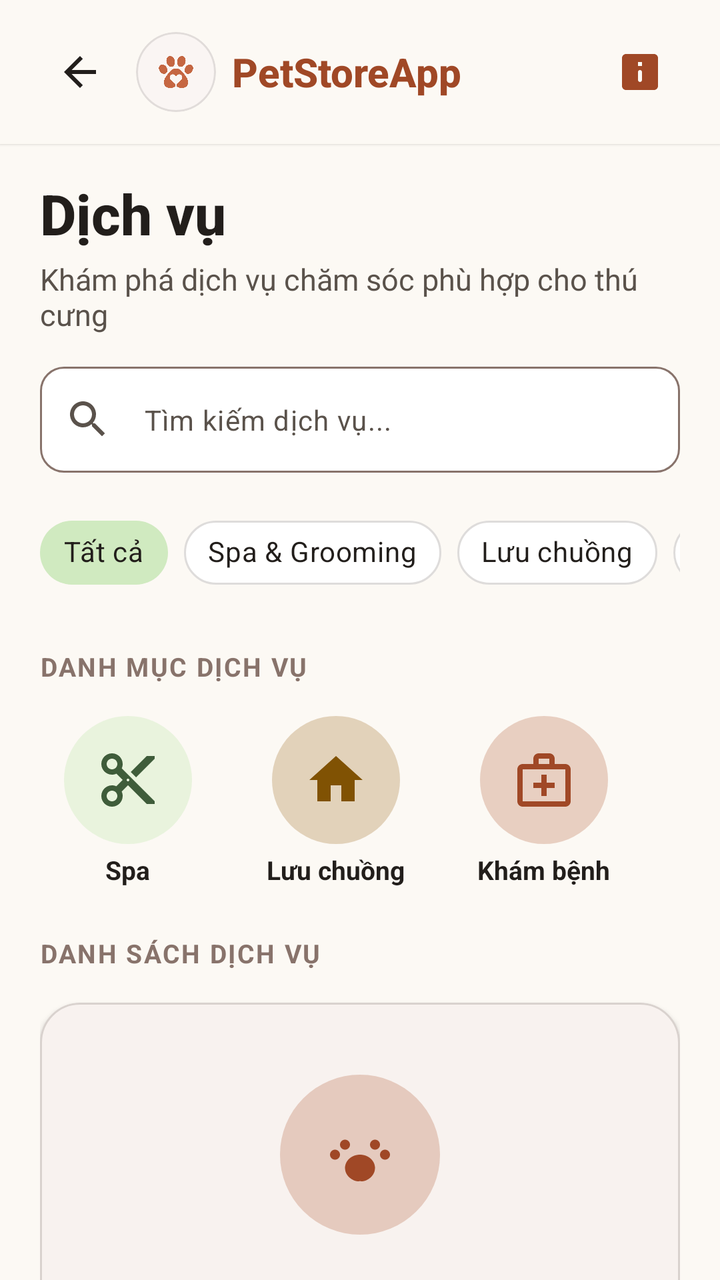
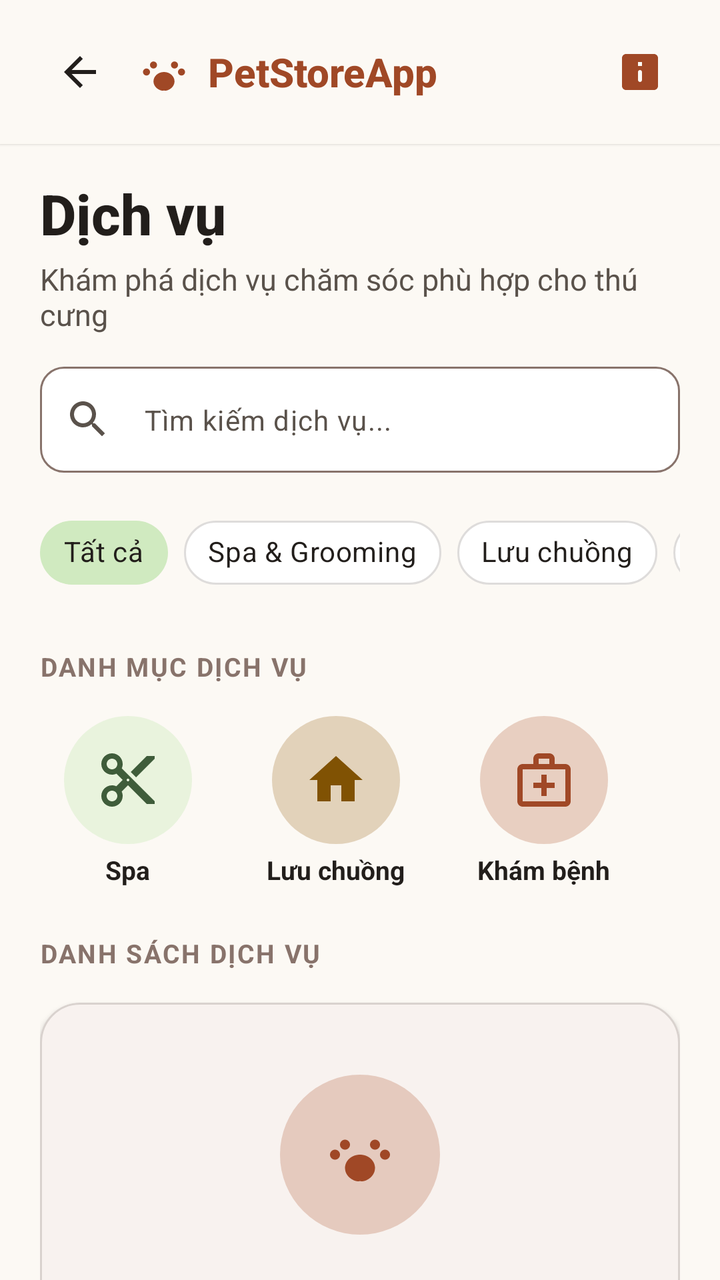

Compare the two renders of this Android layout. The source of the first and the diff that turns it into the second are given below.
<!-- AndroidManifest.xml: application theme Theme.QuanLyThuCung -->
<!-- res/layout/activity_service_discovery.xml -->
<?xml version="1.0" encoding="utf-8"?>
<LinearLayout xmlns:android="http://schemas.android.com/apk/res/android"
    xmlns:app="http://schemas.android.com/apk/res-auto"
    android:layout_width="match_parent"
    android:layout_height="match_parent"
    android:background="@color/color_background"
    android:orientation="vertical">

    
    <LinearLayout
        android:layout_width="match_parent"
        android:layout_height="wrap_content"
        android:background="@color/color_background"
        android:elevation="1dp"
        android:gravity="center_vertical"
        android:orientation="horizontal"
        android:paddingStart="@dimen/screen_padding"
        android:paddingTop="@dimen/spacing_md"
        android:paddingEnd="@dimen/screen_padding"
        android:paddingBottom="@dimen/spacing_md">

        <ImageView
            android:id="@+id/btnBack"
            android:layout_width="40dp"
            android:layout_height="40dp"
            android:layout_marginEnd="@dimen/spacing_sm"
            android:background="?attr/selectableItemBackgroundBorderless"
            android:contentDescription="Quay lại"
            android:padding="8dp"
            android:src="@drawable/ic_arrow_back"
            app:tint="@color/text_primary" />

        <com.google.android.material.card.MaterialCardView
            style="@style/Widget.PetStore.BrandPawContainer"
            android:layout_width="@dimen/brand_paw_container_size_compact"
            android:layout_height="@dimen/brand_paw_container_size_compact"
            android:layout_marginEnd="@dimen/spacing_sm"
            app:cardCornerRadius="20dp">

            <ImageView
                android:layout_width="@dimen/brand_paw_icon_size_compact"
                android:layout_height="@dimen/brand_paw_icon_size_compact"
                android:layout_gravity="center"
                android:contentDescription="@string/app_name"
                android:src="@drawable/petstore_paw_icon" />
        </com.google.android.material.card.MaterialCardView>

        <TextView
            android:layout_width="0dp"
            android:layout_height="wrap_content"
            android:layout_weight="1"
            android:fontFamily="sans-serif-medium"
            android:text="PetStoreApp"
            android:textColor="@color/color_primary"
            android:textSize="20sp"
            android:textStyle="bold" />

        <ImageView
            android:id="@+id/btnNotifications"
            android:layout_width="40dp"
            android:layout_height="40dp"
            android:background="?attr/selectableItemBackgroundBorderless"
            android:contentDescription="Thông báo"
            android:padding="8dp"
            android:src="@drawable/ic_notifications"
            app:tint="@color/color_primary" />
    </LinearLayout>

    <androidx.core.widget.NestedScrollView
        android:layout_width="match_parent"
        android:layout_height="match_parent"
        android:clipToPadding="false"
        android:fillViewport="true">

        <LinearLayout
            android:layout_width="match_parent"
            android:layout_height="wrap_content"
            android:orientation="vertical"
            android:paddingStart="@dimen/screen_padding"
            android:paddingEnd="@dimen/screen_padding"
            android:paddingBottom="@dimen/spacing_xl">

            
            <LinearLayout
                android:layout_width="match_parent"
                android:layout_height="wrap_content"
                android:layout_marginTop="@dimen/spacing_md"
                android:layout_marginBottom="@dimen/spacing_md"
                android:orientation="vertical">

                <TextView
                    android:layout_width="wrap_content"
                    android:layout_height="wrap_content"
                    android:fontFamily="sans-serif-medium"
                    android:text="Dịch vụ"
                    android:textColor="@color/text_primary"
                    android:textSize="28sp"
                    android:textStyle="bold" />

                <TextView
                    android:layout_width="wrap_content"
                    android:layout_height="wrap_content"
                    android:layout_marginTop="4dp"
                    android:text="Khám phá dịch vụ chăm sóc phù hợp cho thú cưng"
                    android:textColor="@color/text_secondary"
                    android:textSize="15sp" />
            </LinearLayout>

            
            <com.google.android.material.textfield.TextInputLayout
                android:id="@+id/tilSearchService"
                style="@style/Widget.PetStore.TextInput"
                android:layout_width="match_parent"
                android:layout_height="wrap_content"
                android:layout_marginBottom="@dimen/spacing_md"
                app:hintEnabled="false"
                app:startIconDrawable="@drawable/ic_search"
                app:startIconTint="@color/text_secondary">

                <com.google.android.material.textfield.TextInputEditText
                    android:id="@+id/etSearchService"
                    android:layout_width="match_parent"
                    android:layout_height="wrap_content"
                    android:hint="Tìm kiếm dịch vụ..."
                    android:imeOptions="actionSearch"
                    android:inputType="text"
                    android:maxLines="1"
                    android:textColor="@color/text_primary"
                    android:textColorHint="@color/text_secondary"
                    android:textSize="14sp" />
            </com.google.android.material.textfield.TextInputLayout>

            
            <HorizontalScrollView
                android:layout_width="match_parent"
                android:layout_height="wrap_content"
                android:layout_marginBottom="@dimen/spacing_lg"
                android:overScrollMode="never"
                android:scrollbars="none">

                <com.google.android.material.chip.ChipGroup
                    android:id="@+id/chipGroupCategories"
                    android:layout_width="wrap_content"
                    android:layout_height="wrap_content"
                    app:selectionRequired="true"
                    app:singleLine="true"
                    app:singleSelection="true">

                    <com.google.android.material.chip.Chip
                        android:id="@+id/chipAll"
                        style="@style/Widget.MaterialComponents.Chip.Choice"
                        android:layout_width="wrap_content"
                        android:layout_height="wrap_content"
                        android:checked="true"
                        android:text="Tất cả"
                        android:textColor="@color/text_primary"
                        app:chipBackgroundColor="@color/color_secondary_container"
                        app:chipCornerRadius="@dimen/radius_chip"
                        app:chipStrokeWidth="0dp" />

                    <com.google.android.material.chip.Chip
                        android:id="@+id/chipSpa"
                        style="@style/Widget.MaterialComponents.Chip.Choice"
                        android:layout_width="wrap_content"
                        android:layout_height="wrap_content"
                        android:text="Spa &amp; Grooming"
                        android:textColor="@color/text_primary"
                        app:chipBackgroundColor="@color/color_surface"
                        app:chipCornerRadius="@dimen/radius_chip"
                        app:chipStrokeColor="@color/border_color"
                        app:chipStrokeWidth="1dp" />

                    <com.google.android.material.chip.Chip
                        android:id="@+id/chipBoarding"
                        style="@style/Widget.MaterialComponents.Chip.Choice"
                        android:layout_width="wrap_content"
                        android:layout_height="wrap_content"
                        android:text="Lưu chuồng"
                        android:textColor="@color/text_primary"
                        app:chipBackgroundColor="@color/color_surface"
                        app:chipCornerRadius="@dimen/radius_chip"
                        app:chipStrokeColor="@color/border_color"
                        app:chipStrokeWidth="1dp" />

                    <com.google.android.material.chip.Chip
                        android:id="@+id/chipHealth"
                        style="@style/Widget.MaterialComponents.Chip.Choice"
                        android:layout_width="wrap_content"
                        android:layout_height="wrap_content"
                        android:text="Khám bệnh"
                        android:textColor="@color/text_primary"
                        app:chipBackgroundColor="@color/color_surface"
                        app:chipCornerRadius="@dimen/radius_chip"
                        app:chipStrokeColor="@color/border_color"
                        app:chipStrokeWidth="1dp" />
                </com.google.android.material.chip.ChipGroup>
            </HorizontalScrollView>

            
            <LinearLayout
                android:layout_width="match_parent"
                android:layout_height="wrap_content"
                android:layout_marginBottom="@dimen/spacing_lg"
                android:orientation="vertical">

                <TextView
                    style="@style/Widget.PetStore.SectionHeader"
                    android:layout_width="wrap_content"
                    android:layout_height="wrap_content"
                    android:layout_marginBottom="@dimen/spacing_md"
                    android:text="DANH MỤC DỊCH VỤ"
                    android:textColor="@color/outline_color"
                    android:textSize="13sp" />

                <HorizontalScrollView
                    android:layout_width="match_parent"
                    android:layout_height="wrap_content"
                    android:overScrollMode="never"
                    android:scrollbars="none">

                    <LinearLayout
                        android:layout_width="wrap_content"
                        android:layout_height="wrap_content"
                        android:orientation="horizontal">

                        
                        <LinearLayout
                            android:layout_width="88dp"
                            android:layout_height="wrap_content"
                            android:layout_marginEnd="@dimen/spacing_md"
                            android:gravity="center"
                            android:orientation="vertical">

                            <FrameLayout
                                android:layout_width="64dp"
                                android:layout_height="64dp"
                                android:background="@drawable/bg_stat_icon_secondary">

                                <ImageView
                                    android:layout_width="32dp"
                                    android:layout_height="32dp"
                                    android:layout_gravity="center"
                                    android:contentDescription="Spa"
                                    android:src="@drawable/ic_content_cut"
                                    app:tint="@color/color_secondary" />
                            </FrameLayout>

                            <TextView
                                android:layout_width="wrap_content"
                                android:layout_height="wrap_content"
                                android:layout_marginTop="@dimen/spacing_xs"
                                android:gravity="center"
                                android:text="Spa"
                                android:textColor="@color/text_primary"
                                android:textSize="13sp"
                                android:textStyle="bold" />
                        </LinearLayout>

                        
                        <LinearLayout
                            android:layout_width="88dp"
                            android:layout_height="wrap_content"
                            android:layout_marginEnd="@dimen/spacing_md"
                            android:gravity="center"
                            android:orientation="vertical">

                            <FrameLayout
                                android:layout_width="64dp"
                                android:layout_height="64dp"
                                android:background="@drawable/bg_stat_icon_accent">

                                <ImageView
                                    android:layout_width="32dp"
                                    android:layout_height="32dp"
                                    android:layout_gravity="center"
                                    android:contentDescription="Lưu chuồng"
                                    android:src="@drawable/ic_home"
                                    app:tint="@color/color_accent" />
                            </FrameLayout>

                            <TextView
                                android:layout_width="wrap_content"
                                android:layout_height="wrap_content"
                                android:layout_marginTop="@dimen/spacing_xs"
                                android:gravity="center"
                                android:text="Lưu chuồng"
                                android:textColor="@color/text_primary"
                                android:textSize="13sp"
                                android:textStyle="bold" />
                        </LinearLayout>

                        
                        <LinearLayout
                            android:layout_width="88dp"
                            android:layout_height="wrap_content"
                            android:gravity="center"
                            android:orientation="vertical">

                            <FrameLayout
                                android:layout_width="64dp"
                                android:layout_height="64dp"
                                android:background="@drawable/bg_stat_icon_primary">

                                <ImageView
                                    android:layout_width="32dp"
                                    android:layout_height="32dp"
                                    android:layout_gravity="center"
                                    android:contentDescription="Khám bệnh"
                                    android:src="@drawable/ic_medical_services"
                                    app:tint="@color/color_primary" />
                            </FrameLayout>

                            <TextView
                                android:layout_width="wrap_content"
                                android:layout_height="wrap_content"
                                android:layout_marginTop="@dimen/spacing_xs"
                                android:gravity="center"
                                android:text="Khám bệnh"
                                android:textColor="@color/text_primary"
                                android:textSize="13sp"
                                android:textStyle="bold" />
                        </LinearLayout>
                    </LinearLayout>
                </HorizontalScrollView>
            </LinearLayout>

            
            <LinearLayout
                android:layout_width="match_parent"
                android:layout_height="wrap_content"
                android:orientation="vertical">

                <TextView
                    style="@style/Widget.PetStore.SectionHeader"
                    android:layout_width="wrap_content"
                    android:layout_height="wrap_content"
                    android:layout_marginBottom="@dimen/spacing_md"
                    android:text="DANH SÁCH DỊCH VỤ"
                    android:textColor="@color/outline_color"
                    android:textSize="13sp" />

                
                <com.google.android.material.card.MaterialCardView
                    style="@style/Widget.PetStore.Card"
                    android:layout_width="match_parent"
                    android:layout_height="wrap_content"
                    app:cardCornerRadius="20dp"
                    app:strokeColor="@color/border_color"
                    app:strokeWidth="1dp">

                    <LinearLayout
                        android:layout_width="match_parent"
                        android:layout_height="wrap_content"
                        android:gravity="center"
                        android:orientation="vertical"
                        android:paddingStart="@dimen/spacing_lg"
                        android:paddingTop="36dp"
                        android:paddingEnd="@dimen/spacing_lg"
                        android:paddingBottom="36dp">

                        <FrameLayout
                            android:layout_width="80dp"
                            android:layout_height="80dp"
                            android:layout_marginBottom="@dimen/spacing_lg"
                            android:background="@drawable/bg_stat_icon_primary">

                            <ImageView
                                android:layout_width="40dp"
                                android:layout_height="40dp"
                                android:layout_gravity="center"
                                android:contentDescription="Chưa có dịch vụ"
                                android:src="@drawable/ic_pets"
                                app:tint="@color/color_primary" />
                        </FrameLayout>

                        <TextView
                            android:layout_width="wrap_content"
                            android:layout_height="wrap_content"
                            android:layout_marginBottom="@dimen/spacing_sm"
                            android:fontFamily="sans-serif-medium"
                            android:gravity="center"
                            android:text="Chưa có dịch vụ"
                            android:textColor="@color/text_primary"
                            android:textSize="18sp"
                            android:textStyle="bold" />

                        <TextView
                            android:layout_width="wrap_content"
                            android:layout_height="wrap_content"
                            android:layout_marginBottom="@dimen/spacing_lg"
                            android:gravity="center"
                            android:text="Các dịch vụ khả dụng sẽ xuất hiện tại đây."
                            android:textColor="@color/text_secondary"
                            android:textSize="14sp" />

                        <com.google.android.material.button.MaterialButton
                            android:id="@+id/btnBackHome"
                            style="@style/Widget.PetStore.Button.Secondary"
                            android:layout_width="wrap_content"
                            android:layout_height="wrap_content"
                            android:paddingStart="@dimen/spacing_lg"
                            android:paddingEnd="@dimen/spacing_lg"
                            android:text="Quay lại trang chủ" />
                    </LinearLayout>
                </com.google.android.material.card.MaterialCardView>
            </LinearLayout>

        </LinearLayout>
    </androidx.core.widget.NestedScrollView>

</LinearLayout>
<!-- resources referenced by this layout -->
<resources>
  <color name="border_color">#335A524B</color>
  <color name="color_accent">#805203</color>
  <color name="color_background">#FCF9F4</color>
  <color name="color_primary">#A04826</color>
  <color name="color_secondary">#3F5C3A</color>
  <color name="color_secondary_container">#D0EAC0</color>
  <color name="color_surface">#FFFFFF</color>
  <color name="outline_color">#88736B</color>
  <color name="text_primary">#221E1B</color>
  <color name="text_secondary">#5A524B</color>
  <dimen name="brand_paw_container_size_compact">40dp</dimen>
  <dimen name="brand_paw_icon_size_compact">24dp</dimen>
  <dimen name="radius_chip">100dp</dimen>
  <dimen name="screen_padding">20dp</dimen>
  <dimen name="spacing_lg">24dp</dimen>
  <dimen name="spacing_md">16dp</dimen>
  <dimen name="spacing_sm">8dp</dimen>
  <dimen name="spacing_xl">32dp</dimen>
  <dimen name="spacing_xs">4dp</dimen>
  <!-- drawable bg_stat_icon_accent (drawable) -->
  <?xml version="1.0" encoding="utf-8"?>
  <shape xmlns:android="http://schemas.android.com/apk/res/android"
      android:shape="oval">
      <solid android:color="#459C6A1F" />
  </shape>
  <!-- drawable bg_stat_icon_primary (drawable) -->
  <?xml version="1.0" encoding="utf-8"?>
  <shape xmlns:android="http://schemas.android.com/apk/res/android"
      android:shape="oval">
      <solid android:color="#45B25D3A" />
  </shape>
  <!-- drawable bg_stat_icon_secondary (drawable) -->
  <?xml version="1.0" encoding="utf-8"?>
  <shape xmlns:android="http://schemas.android.com/apk/res/android"
      android:shape="oval">
      <solid android:color="#70D0EAC0" />
  </shape>
  <!-- drawable petstore_paw_icon: png bitmap (drawable, 63411 bytes) -->
  <string name="app_name">QuanLyThuCung</string>
  <style name="Widget.PetStore.BrandPawContainer" parent="Widget.MaterialComponents.CardView">
          <item name="cardCornerRadius">@dimen/radius_chip</item>
          <item name="cardBackgroundColor">@color/brand_paw_container_background</item>
          <item name="cardElevation">0dp</item>
          <item name="strokeColor">@color/brand_paw_badge_stroke</item>
          <item name="strokeWidth">1dp</item>
      </style>
  <style name="Widget.PetStore.Card" parent="Widget.MaterialComponents.CardView">
          <item name="cardCornerRadius">@dimen/radius_card</item>
          <item name="cardBackgroundColor">@color/color_surface</item>
          <item name="cardElevation">2dp</item>
      </style>
  <style name="Widget.PetStore.SectionHeader" parent="android:TextAppearance">
          <item name="android:textSize">14sp</item>
          <item name="android:textStyle">bold</item>
          <item name="android:fontFamily">sans-serif</item>
          <item name="android:textColor">@color/color_primary</item>
          <item name="android:letterSpacing">0.06</item>
      </style>
  <style name="Theme.QuanLyThuCung" parent="Base.Theme.QuanLyThuCung" />
  <color name="brand_paw_container_background">#FFFFFF</color>
  <color name="brand_paw_badge_stroke">#1F2D2926</color>
  <dimen name="radius_button">12dp</dimen>
  <dimen name="touch_target_min">48dp</dimen>
  <style name="TextAppearance.PetStore.Button" parent="android:TextAppearance">
          <item name="android:textSize">14sp</item>
          <item name="android:textStyle">bold</item>
          <item name="android:fontFamily">sans-serif</item>
          <item name="android:textColor">@color/white</item>
      </style>
  <dimen name="radius_card">16dp</dimen>
  <dimen name="radius_input">12dp</dimen>
  <color name="color_error">#BA1A1A</color>
  <color name="white">#FFFFFFFF</color>
  <color name="color_primary_container">#B25D3A</color>
  <color name="color_surface_variant">#F0EDE9</color>
  <!-- unchanged entries left out for length: 10 -->
</resources>

<!-- the commit's change to res/layout/activity_service_discovery.xml (unified diff, before → after) -->
@@ -30,20 +30,13 @@
             android:src="@drawable/ic_arrow_back"
             app:tint="@color/text_primary" />
 
-        <com.google.android.material.card.MaterialCardView
-            style="@style/Widget.PetStore.BrandPawContainer"
-            android:layout_width="@dimen/brand_paw_container_size_compact"
-            android:layout_height="@dimen/brand_paw_container_size_compact"
+        <ImageView
+            android:layout_width="28dp"
+            android:layout_height="28dp"
             android:layout_marginEnd="@dimen/spacing_sm"
-            app:cardCornerRadius="20dp">
-
-            <ImageView
-                android:layout_width="@dimen/brand_paw_icon_size_compact"
-                android:layout_height="@dimen/brand_paw_icon_size_compact"
-                android:layout_gravity="center"
-                android:contentDescription="@string/app_name"
-                android:src="@drawable/petstore_paw_icon" />
-        </com.google.android.material.card.MaterialCardView>
+            android:contentDescription="@string/app_name"
+            android:src="@drawable/ic_pets"
+            app:tint="@color/color_primary" />
 
         <TextView
             android:layout_width="0dp"
<!-- resource entries referenced after the edit -->
@@ -10,8 +10,6 @@
   <color name="outline_color">#88736B</color>
   <color name="text_primary">#221E1B</color>
   <color name="text_secondary">#5A524B</color>
-  <dimen name="brand_paw_container_size_compact">40dp</dimen>
-  <dimen name="brand_paw_icon_size_compact">24dp</dimen>
   <dimen name="radius_chip">100dp</dimen>
   <dimen name="screen_padding">20dp</dimen>
   <dimen name="spacing_lg">24dp</dimen>
@@ -37,15 +35,7 @@
       android:shape="oval">
       <solid android:color="#70D0EAC0" />
   </shape>
-  <!-- drawable petstore_paw_icon: png bitmap (drawable, 63411 bytes) -->
   <string name="app_name">QuanLyThuCung</string>
-  <style name="Widget.PetStore.BrandPawContainer" parent="Widget.MaterialComponents.CardView">
-          <item name="cardCornerRadius">@dimen/radius_chip</item>
-          <item name="cardBackgroundColor">@color/brand_paw_container_background</item>
-          <item name="cardElevation">0dp</item>
-          <item name="strokeColor">@color/brand_paw_badge_stroke</item>
-          <item name="strokeWidth">1dp</item>
-      </style>
   <style name="Widget.PetStore.Card" parent="Widget.MaterialComponents.CardView">
           <item name="cardCornerRadius">@dimen/radius_card</item>
           <item name="cardBackgroundColor">@color/color_surface</item>
@@ -59,8 +49,6 @@
           <item name="android:letterSpacing">0.06</item>
       </style>
   <style name="Theme.QuanLyThuCung" parent="Base.Theme.QuanLyThuCung" />
-  <color name="brand_paw_container_background">#FFFFFF</color>
-  <color name="brand_paw_badge_stroke">#1F2D2926</color>
   <dimen name="radius_button">12dp</dimen>
   <dimen name="touch_target_min">48dp</dimen>
   <style name="TextAppearance.PetStore.Button" parent="android:TextAppearance">
